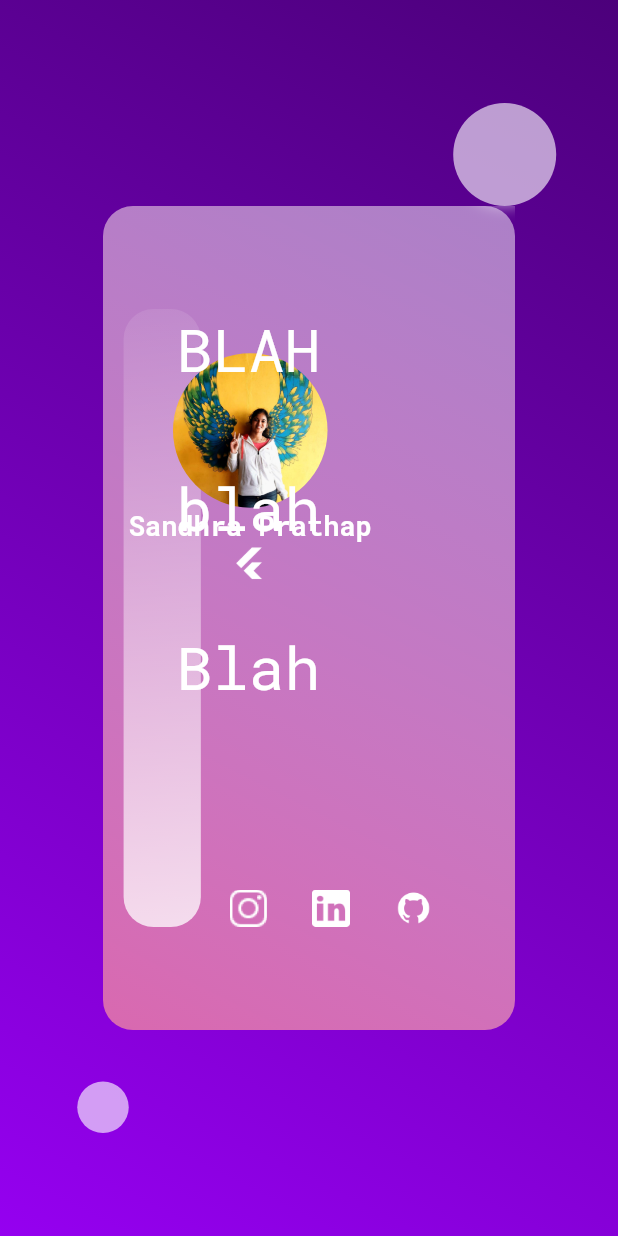
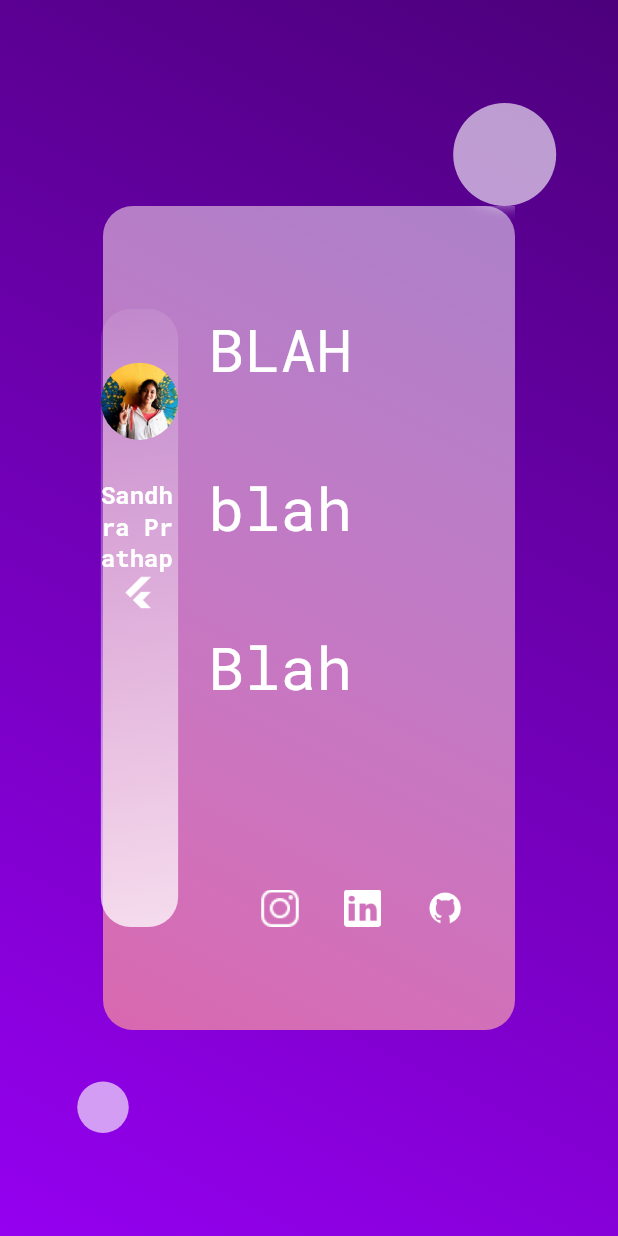
Before and after one commit to SandhraPrathap/dinoProfile, a Flutter app: the screen it shows after launch, on a phone screen of 412 x 824 dp. Run offline on Flutter 3.47's test engine with Material 2 defaults, Android fonts, the phone set to English and light mode, and no system bars.

Commit message:
change in arrangement

```diff
--- a/lib/main.dart
+++ b/lib/main.dart
@@ -74,13 +74,9 @@ class _ProfileState extends State<Profile> {
                         Color.fromRGBO(255, 154, 154, 0.68),
                       ])),
             ),
-          ),
-          Stack(
-            children: [
-              Positioned(
-                top: MediaQuery.of(context).size.height / 4,
-                left: MediaQuery.of(context).size.width / 5,
-                child: Container(
+          ),Center(
+            child: Row(mainAxisAlignment: MainAxisAlignment.center,children:[
+             Container(
                 height: MediaQuery.of(context).size.height * (1 / 2),
                 width: MediaQuery.of(context).size.width * (1 / 8),
                 decoration: BoxDecoration(
@@ -92,14 +88,9 @@ class _ProfileState extends State<Profile> {
                           Color.fromRGBO(255, 255, 255, 0.09),
                           Color.fromRGBO(255, 255, 255, 0.76),
                         ])),
-                ),
-              ),
-              Positioned(
-                top: MediaQuery.of(context).size.height / 3.5,
-                left: MediaQuery.of(context).size.width / 4.8,
                 child: Column(
-
                   children: [
+                    SizedBox(height: 10),
                     Container(
                       width: MediaQuery.of(context).size.height / 8,
                       height: MediaQuery.of(context).size.height / 8,
@@ -114,7 +105,7 @@ class _ProfileState extends State<Profile> {
                       style: TextStyle(
                           color: Colors.white,
                           fontWeight: FontWeight.bold,
-                          fontSize: 18,
+                          fontSize: 16,
                           fontFamily: 'RobotoMono'),
                     ),
                     Container(
@@ -130,13 +121,9 @@ class _ProfileState extends State<Profile> {
                         ))
                   ],
                 ),
-              )
-            ],
               ),
-          Positioned(
-            top: MediaQuery.of(context).size.height / 4,
-            left: MediaQuery.of(context).size.width / 3.5,
-            child: Container(
+            SizedBox(width: 20),
+            Container(
                 height: MediaQuery.of(context).size.height * (1 / 2),
                 width: MediaQuery.of(context).size.width * (1 / 2),
                 child: Column(
@@ -194,9 +181,10 @@ class _ProfileState extends State<Profile> {
                   ],
                 ),
               ),
-          ),
+
         ],
       ),
+          ),]),
     ));
   }
 }
```
Lines whose indentation alone changed are shown as unchanged.
